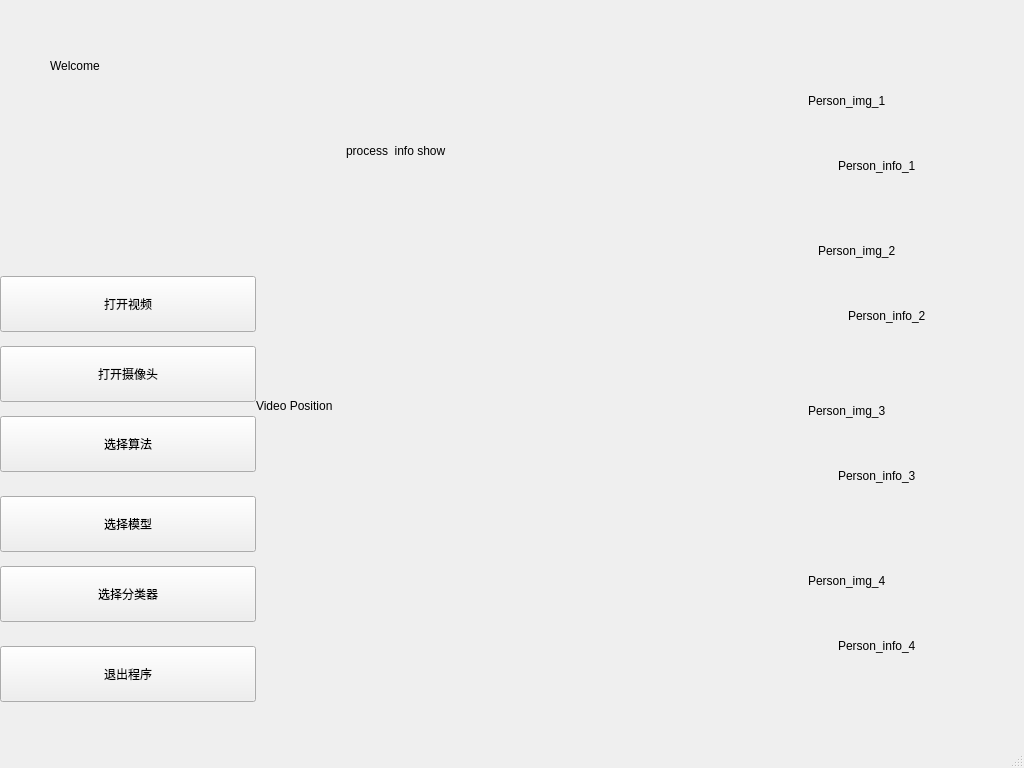
Old version of the form primary.ui in the repository lunar-r/recognition.
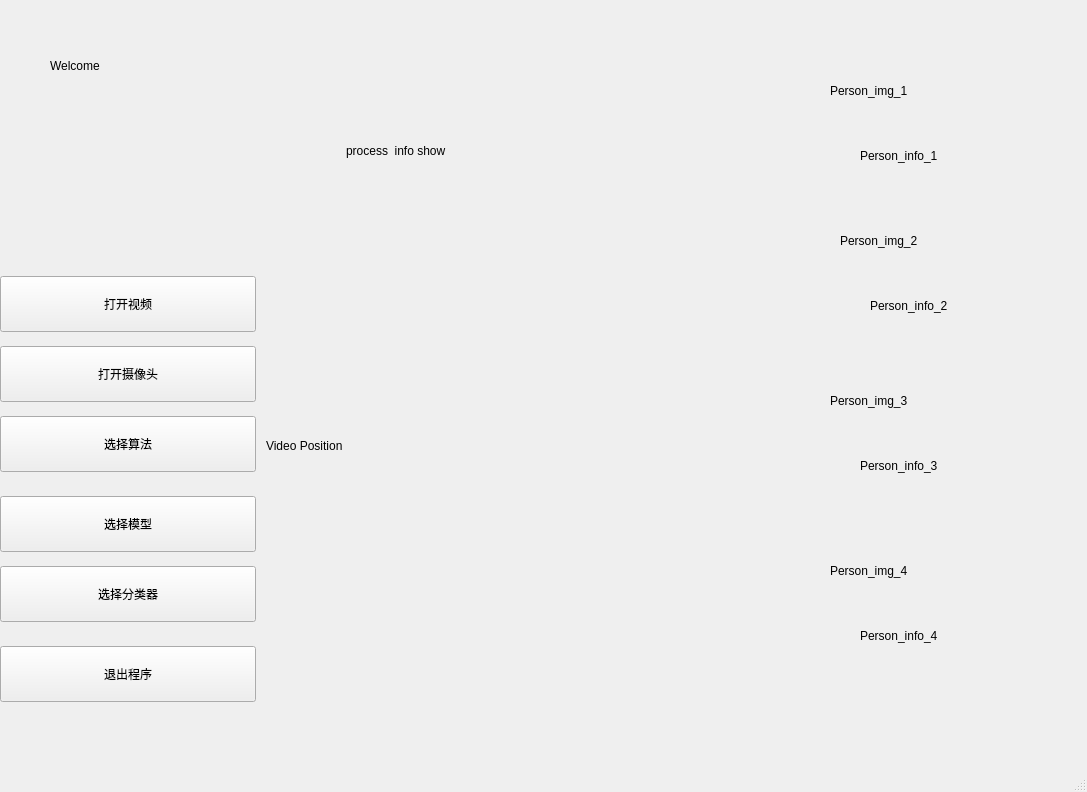
New version of the form.

The edit to the form file:
```diff
--- a/primary.ui
+++ b/primary.ui
@@ -6,8 +6,8 @@
    <rect>
     <x>0</x>
     <y>0</y>
-    <width>1024</width>
-    <height>768</height>
+    <width>1087</width>
+    <height>792</height>
    </rect>
   </property>
   <property name="windowTitle">
@@ -147,8 +147,8 @@
     <widget class="QLabel" name="label_2">
      <property name="geometry">
       <rect>
-       <x>0</x>
-       <y>230</y>
+       <x>10</x>
+       <y>270</y>
        <width>512</width>
        <height>351</height>
       </rect>
@@ -174,8 +174,8 @@
    <widget class="QWidget" name="widget_3" native="true">
     <property name="geometry">
      <rect>
-      <x>768</x>
-      <y>0</y>
+      <x>790</x>
+      <y>-10</y>
       <width>256</width>
       <height>768</height>
      </rect>
```
Left out of the diff: 2 changed lines with no effect on the pictures.
